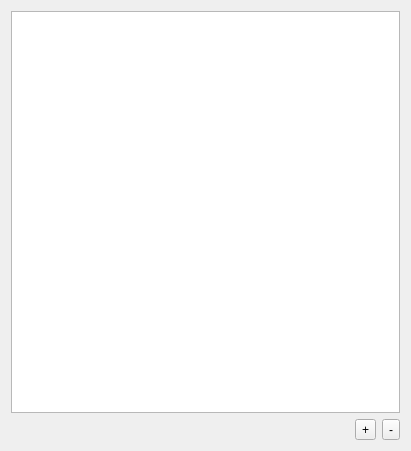
Old version of the form ui/AttackScripts.ui in the repository dmzgroup/css.
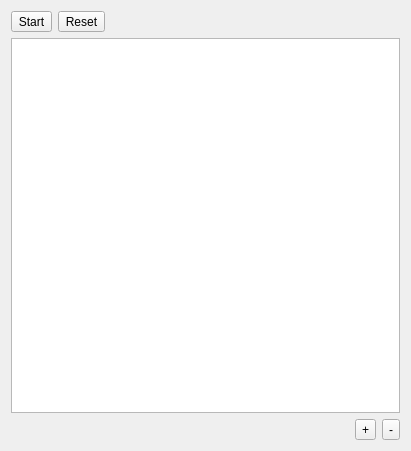
New version of the form.

Commit message: Updated attack scripts to load and unload scripts.

```diff
--- a/ui/AttackScripts.ui
+++ b/ui/AttackScripts.ui
@@ -14,6 +14,37 @@
    <string>Attack Scripts</string>
   </property>
   <layout class="QVBoxLayout" name="verticalLayout">
+   <item>
+    <layout class="QHBoxLayout" name="horizontalLayout_2">
+     <item>
+      <widget class="QToolButton" name="startButton">
+       <property name="text">
+        <string>Start</string>
+       </property>
+      </widget>
+     </item>
+     <item>
+      <widget class="QToolButton" name="resetButton">
+       <property name="text">
+        <string>Reset</string>
+       </property>
+      </widget>
+     </item>
+     <item>
+      <spacer name="horizontalSpacer_2">
+       <property name="orientation">
+        <enum>Qt::Horizontal</enum>
+       </property>
+       <property name="sizeHint" stdset="0">
+        <size>
+         <width>40</width>
+         <height>20</height>
+        </size>
+       </property>
+      </spacer>
+     </item>
+    </layout>
+   </item>
    <item>
     <widget class="QListWidget" name="fileList"/>
    </item>
```
The commit also changes 4 other files.
